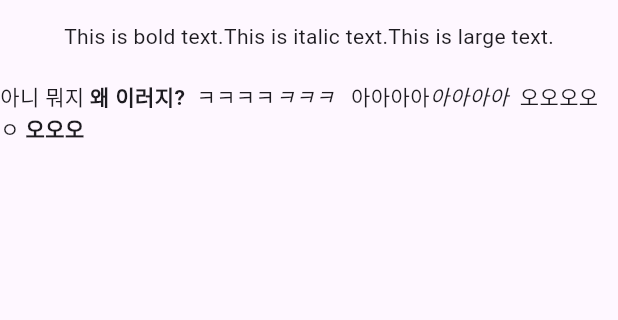
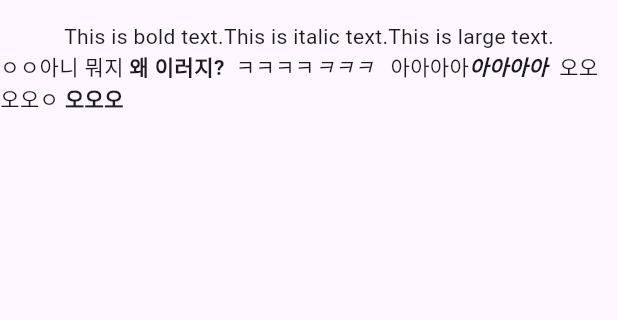
Before and after one commit to halfmoon-mind/style-parser, a Flutter app: the screen it shows after launch, on a phone screen of 412 x 824 dp, the part 63-383 px from its top. Run offline on Flutter 3.47's test engine with Material 3 defaults, Android fonts, the phone set to English and light mode, and no system bars.

```diff
--- a/example/lib/main.dart
+++ b/example/lib/main.dart
@@ -31,6 +31,33 @@ class MyApp extends StatelessWidget {
 </p>
 """;
 
+    String target2 = """
+<?xml version='1.0' encoding='utf-8'?>
+      <!DOCTYPE html>
+      <html xmlns="http://www.w3.org/1999/xhtml" xmlns:epub="http://www.idpf.org/2007/ops" epub:prefix="z3998: http://www.daisy.org/z3998/2012/vocab/structure/#" lang="ko" xml:lang="ko">
+        <head>
+          <title>ㅇㅇ</title>
+        </head>
+        <body>
+          <h1 style="padding-bottom:10px;">ㅇㅇ</h1>
+          <p>아니 뭐지 <strong>왜 이러지?</strong>  ㅋㅋㅋㅋ<em>ㅋㅋㅋ</em>   아아아아<strong><em>아아아아</em></strong>  오오오오ㅇ<strong> 오오오</strong></p>
+        </body>
+      </html>
+      , <?xml version='1.0' encoding='utf-8'?>
+      <!DOCTYPE html>
+      <html xmlns="http://www.w3.org/1999/xhtml" xmlns:epub="http://www.idpf.org/2007/ops" lang="ko" xml:lang="ko">
+        <head>
+          <title></title>
+        </head>
+        <body>
+          <nav epub:type="toc" id="id" role="doc-toc">
+            <h2></h2>
+            <ol/>
+          </nav>
+        </body>
+      </html>
+""";
+
     return MaterialApp(
       home: Scaffold(
         appBar: AppBar(
@@ -40,7 +67,7 @@ class MyApp extends StatelessWidget {
           children: [
             Text.rich(textSpan),
             Text.rich(
-              StyleParser.htmlTagToTextSpan(target),
+              StyleParser.htmlTagToTextSpan(target2),
             ),
           ],
         ),
--- a/pubspec.yaml
+++ b/pubspec.yaml
@@ -1,6 +1,6 @@
 name: style_parser
 description: "StyleParser is a Flutter package that parses CSS and HTML to convert styles into Flutter's `TextStyle` and `TextSpan` for rich text formatting."
-version: 0.0.20
+version: 0.0.21
 homepage: https://github.com/halfmoon-mind/style-parser
 repository: https://github.com/halfmoon-mind/style-parser
 
```
Also changed, not shown: lib/html_tag_to_textspan.dart (+40 -1 lines), 1 other file.
